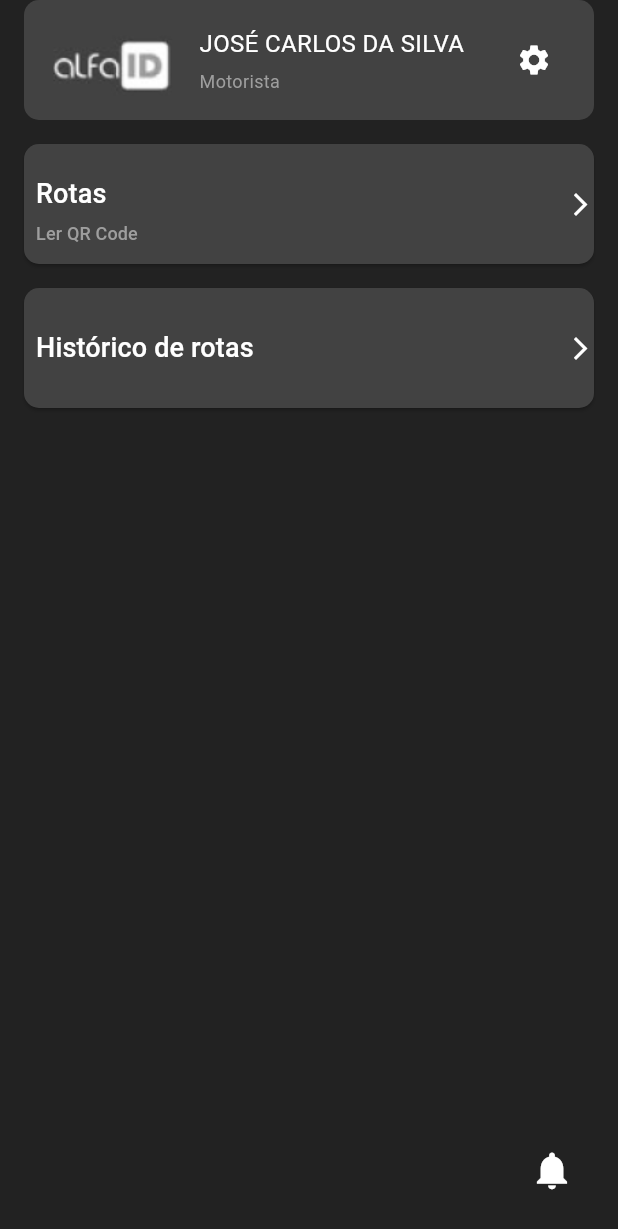
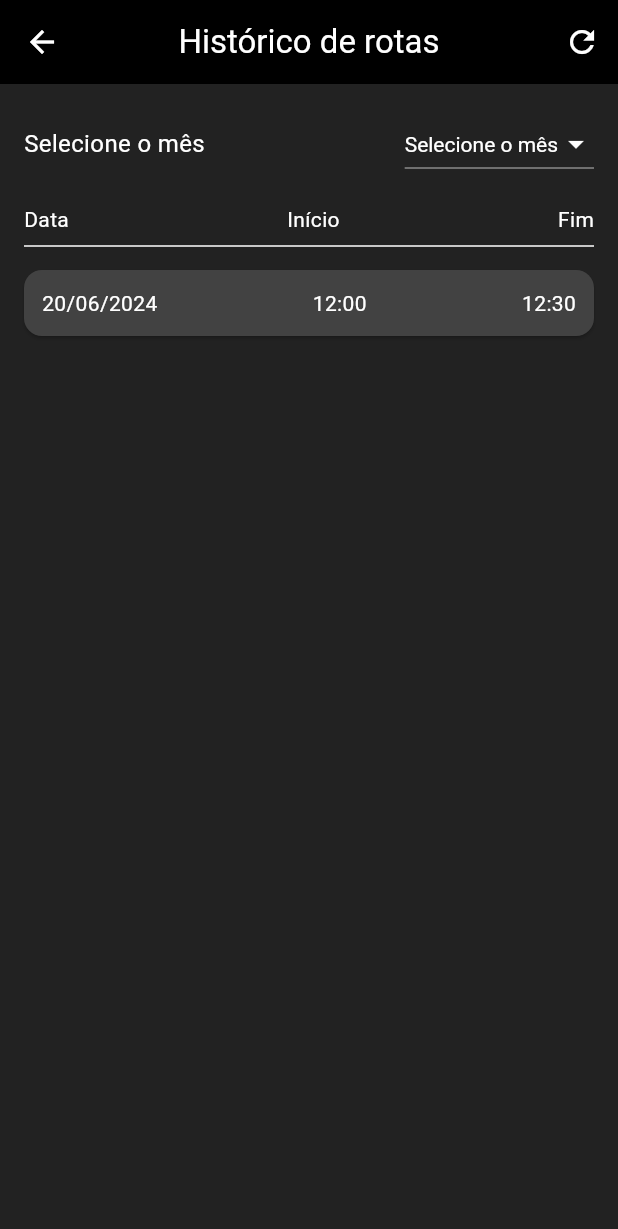
Before and after one commit to CIATEC-senac/controle-frotas-mobile, a Flutter app: the HomePage screen opened by its route, after a tap on "Histórico de rotas", on a phone screen of 412 x 824 dp. Shown: the top 1229 px of the screen. Run offline on Flutter 3.47's test engine with Material 3 defaults, Android fonts, the phone set to English and light mode, and no system bars; missing offline and left inert: qr_code_scanner.

Commit message:
Implementações na tela de histórico de rotas
- Criação da tela de histórico de rotas com lista dinâmica para exibir dados.
- Adição de um dropdown para seleção de mês.
- Estilização com tema escuro, com fundo preto e elementos em branco.
- Centralização do título 'Histórico de rotas' na AppBar.
- Alteração da cor do título e ícones para branco na AppBar.
- Inclusão de títulos para as colunas (Data, Início, Fim) na lista.
- Reposicionamento do dropdown de seleção de meses para o lado direito.

```diff
--- /dev/null
+++ b/lib/pages/historico_page.dart
@@ -0,0 +1,145 @@
+import 'package:flutter/material.dart';
+
+class HistoricoRotasPage extends StatefulWidget {
+  @override
+  _HistoricoRotasPageState createState() => _HistoricoRotasPageState();
+}
+
+class _HistoricoRotasPageState extends State<HistoricoRotasPage> {
+  String selectedMonth = 'Selecione o mês';
+  final List<Map<String, String>> historicoRotas = [
+    {"data": "20/06/2024", "inicio": "12:00", "fim": "12:30"},
+    // Adicione mais dados aqui, se necessário
+  ];
+
+  @override
+  Widget build(BuildContext context) {
+    return Scaffold(
+      backgroundColor: Colors.black87,
+      appBar: AppBar(
+        title: const Text(
+          "Histórico de rotas",
+          style: TextStyle(color: Colors.white),
+        ),
+        centerTitle: true,
+        backgroundColor: Colors.black,
+        iconTheme: IconThemeData(color: Colors.white),
+        actions: [
+          IconButton(
+            icon: Icon(Icons.refresh),
+            onPressed: () {
+              // Função para atualizar os dados
+            },
+          ),
+        ],
+        leading: IconButton(
+          icon: Icon(Icons.arrow_back),
+          onPressed: () {
+            Navigator.pop(context);
+          },
+        ),
+      ),
+      body: Padding(
+        padding: const EdgeInsets.all(16.0),
+        child: Column(
+          crossAxisAlignment: CrossAxisAlignment.start,
+          children: [
+            // Linha com o título e o dropdown alinhado à direita
+            Row(
+              mainAxisAlignment: MainAxisAlignment.spaceBetween,
+              children: [
+                const Text(
+                  "Selecione o mês",
+                  style: TextStyle(color: Colors.white, fontSize: 16),
+                ),
+                DropdownButton<String>(
+                  value: selectedMonth,
+                  icon: Icon(Icons.arrow_drop_down, color: Colors.white),
+                  dropdownColor: Colors.black87,
+                  style: TextStyle(color: Colors.white),
+                  items: <String>[
+                    'Selecione o mês',
+                    'Janeiro',
+                    'Fevereiro',
+                    'Março',
+                    'Abril',
+                    'Maio',
+                    'Junho',
+                    'Julho',
+                    'Agosto',
+                    'Setembro',
+                    'Outubro',
+                    'Novembro',
+                    'Dezembro',
+                  ].map<DropdownMenuItem<String>>((String value) {
+                    return DropdownMenuItem<String>(
+                      value: value,
+                      child: Text(value),
+                    );
+                  }).toList(),
+                  onChanged: (String? newValue) {
+                    setState(() {
+                      selectedMonth = newValue!;
+                    });
+                  },
+                ),
+              ],
+            ),
+            SizedBox(height: 16),
+            // Títulos das colunas
+            const Row(
+              mainAxisAlignment: MainAxisAlignment.spaceBetween,
+              children: [
+                Text(
+                  "Data",
+                  style: TextStyle(color: Colors.white, fontSize: 14),
+                ),
+                Text(
+                  "Início",
+                  style: TextStyle(color: Colors.white, fontSize: 14),
+                ),
+                Text(
+                  "Fim",
+                  style: TextStyle(color: Colors.white, fontSize: 14),
+                ),
+              ],
+            ),
+            Divider(color: Colors.white), // Linha para separação
+            Expanded(
+              child: ListView.builder(
+                itemCount: historicoRotas.length,
+                itemBuilder: (context, index) {
+                  final rota = historicoRotas[index];
+                  return Card(
+                    color: Colors.grey[800],
+                    margin: EdgeInsets.symmetric(vertical: 8),
+                    child: Padding(
+                      padding: const EdgeInsets.all(12.0),
+                      child: Row(
+                        mainAxisAlignment: MainAxisAlignment.spaceBetween,
+                        children: [
+                          Text(
+                            rota['data']!,
+                            style: TextStyle(color: Colors.white),
+                          ),
+                          Text(
+                            rota['inicio']!,
+                            style: TextStyle(color: Colors.white),
+                          ),
+                          Text(
+                            rota['fim']!,
+                            style: TextStyle(color: Colors.white),
+                          ),
+                        ],
+                      ),
+                    ),
+                  );
+                },
+              ),
+            ),
+          ],
+        ),
+      ),
+    );
+  }
+}
--- a/lib/pages/home_page.dart
+++ b/lib/pages/home_page.dart
@@ -1,5 +1,6 @@
 import 'package:flutter/material.dart';
 import 'rotas_page.dart';
+import 'historico_page.dart';
 
 class HomePage extends StatelessWidget {
   // Define uma chave global para gerenciar o Scaffold
@@ -127,7 +128,11 @@ class HomePage extends StatelessWidget {
                   title: 'Histórico de rotas',
                   subtitle: '',
                   onPressed: () {
-                    // Implementar ação para histórico de rotas
+                    Navigator.push(
+                      context,
+                      MaterialPageRoute(
+                          builder: (context) => HistoricoRotasPage()),
+                    );
                   },
                 ),
               ],
--- a/lib/pages/qr_code_scanner_page.dart
+++ b/lib/pages/qr_code_scanner_page.dart
@@ -31,6 +31,7 @@ class _QRCodeScannerPageState extends State<QRCodeScannerPage> {
         // Pausa a câmera para evitar leituras repetidas
         controller.pauseCamera();
         Navigator.push(
+          // ignore: use_build_context_synchronously
           context,
           MaterialPageRoute(
             builder: (context) => ResultPage(data: scanData.code!),
```
